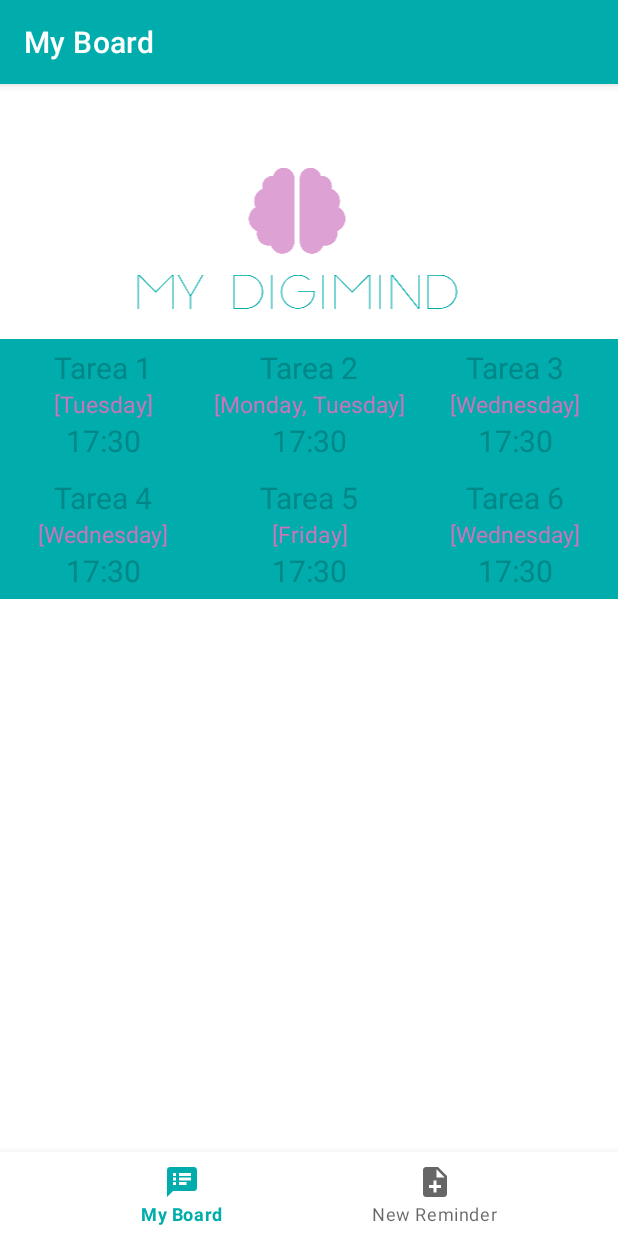
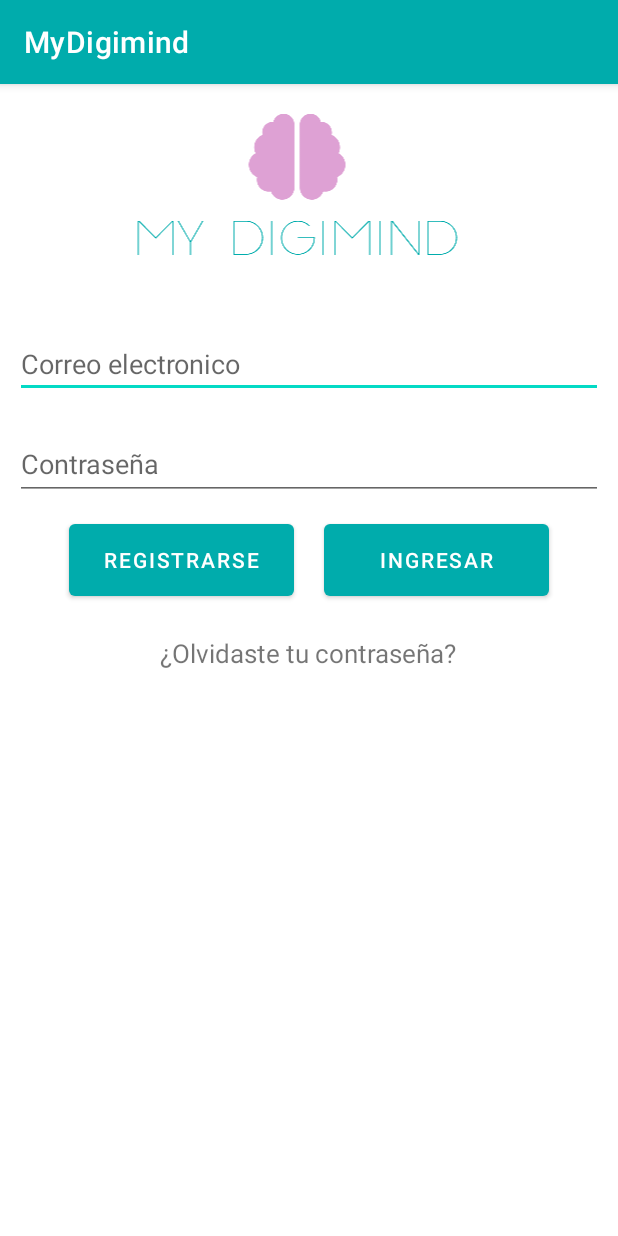
Before and after one commit to MiguelSanez/Digimind, an Android app: the screen it shows after launch (MainActivity before the commit, LoginActivity after it), on a phone screen of 412 x 824 dp. Run offline under Robolectric (Android 15) with nearby library versions, the phone set to English and light mode, and no system bars; our stand-ins replace Firebase (no records; nobody signed in at launch, a user with empty details on screens opened directly).

Commit message:
Digimind firebase-login

```diff
--- a/app/build.gradle
+++ b/app/build.gradle
@@ -2,6 +2,7 @@ plugins {
     id 'com.android.application'
     id 'org.jetbrains.kotlin.android'
     id 'kotlin-android-extensions'
+    id 'com.google.gms.google-services'
 }
 
 android {
@@ -45,6 +46,9 @@ dependencies {
     implementation 'androidx.lifecycle:lifecycle-viewmodel-ktx:2.3.1'
     implementation 'androidx.navigation:navigation-fragment-ktx:2.4.0'
     implementation 'androidx.navigation:navigation-ui-ktx:2.4.0'
+    implementation 'com.google.firebase:firebase-auth-ktx:21.0.3'
+    implementation platform('com.google.firebase:firebase-bom:29.3.1')
+    implementation 'com.google.firebase:firebase-auth-ktx'
     testImplementation 'junit:junit:4.13.2'
     androidTestImplementation 'androidx.test.ext:junit:1.1.3'
     androidTestImplementation 'androidx.test.espresso:espresso-core:3.4.0'
--- /dev/null
+++ b/app/src/main/java/sanez/miguel/mydigimind/LoginActivity.kt
@@ -0,0 +1,60 @@
+package sanez.miguel.mydigimind
+
+import android.content.Intent
+import androidx.appcompat.app.AppCompatActivity
+import android.os.Bundle
+import android.widget.Toast
+import com.google.firebase.auth.FirebaseAuth
+import kotlinx.android.synthetic.main.activity_login.*
+
+class LoginActivity : AppCompatActivity() {
+    private lateinit var auth: FirebaseAuth
+    override fun onCreate(savedInstanceState: Bundle?) {
+        super.onCreate(savedInstanceState)
+        setContentView(R.layout.activity_login)
+        auth = FirebaseAuth.getInstance()
+        btn_registrar.setOnClickListener {
+            val intent: Intent = Intent(this, RegistroActivity::class.java)
+            startActivity(intent)
+        }
+
+        btn_ingresar.setOnClickListener {
+            validaIngreso()
+        }
+
+        btn_contrasena.setOnClickListener{
+            val intent: Intent = Intent(this, ContrasenaActivity::class.java)
+            startActivity(intent)
+        }
+
+
+    }
+
+    fun validaIngreso(){
+        var correo = et_correo.text.toString().trim()
+        var password = et_contraseña.text.toString()
+        if(!correo.isNullOrBlank() && !password.isNullOrBlank()){
+            ingresar(correo, password)
+        }else{
+            Toast.makeText(this,"Ingrese datos en los campos de texto", Toast.LENGTH_SHORT).show()
+        }
+    }
+
+    private fun ingresar(email:String,password:String){
+        auth.signInWithEmailAndPassword(email, password)
+            .addOnCompleteListener(this) { task ->
+                if (task.isSuccessful) {
+                    val user = auth.currentUser
+                    val intent: Intent = Intent(this, MainActivity::class.java)
+                    intent.putExtra("user",user)
+                    startActivity(intent)
+
+
+                } else {
+                    Toast.makeText(baseContext, "Authentication failed.",
+                        Toast.LENGTH_SHORT).show()
+                }
+            }
+
+    }
+}
--- /dev/null
+++ b/app/src/main/res/layout/activity_login.xml
@@ -0,0 +1,65 @@
+<?xml version="1.0" encoding="utf-8"?>
+<LinearLayout xmlns:android="http://schemas.android.com/apk/res/android"
+    xmlns:app="http://schemas.android.com/apk/res-auto"
+    xmlns:tools="http://schemas.android.com/tools"
+    android:layout_width="match_parent"
+    android:layout_height="match_parent"
+    android:orientation="vertical"
+    tools:context=".LoginActivity">
+
+    <ImageView
+        android:layout_width="match_parent"
+        android:layout_height="wrap_content"
+        android:layout_marginVertical="20dp"
+        android:src="@drawable/logobrain"
+        tools:ignore="ImageContrastCheck" />
+    <LinearLayout
+        android:layout_width="match_parent"
+        android:layout_height="wrap_content"
+        android:layout_margin="10dp"
+        android:orientation="vertical">
+        <EditText
+            android:layout_marginVertical="10dp"
+            android:id="@+id/et_correo"
+            android:layout_width="match_parent"
+            android:layout_height="wrap_content"
+            android:hint="Correo electronico"
+            tools:ignore="TouchTargetSizeCheck"
+            android:inputType="text" />
+        <EditText
+            android:layout_marginVertical="10dp"
+            android:id="@+id/et_contraseña"
+            android:layout_width="match_parent"
+            android:layout_height="wrap_content"
+            android:ems="10"
+            android:inputType="textPassword"
+            android:hint="Contraseña"
+            android:minHeight="48dp" />
+        <LinearLayout
+            android:layout_width="match_parent"
+            android:layout_height="wrap_content"
+            android:orientation="horizontal"
+            android:gravity="center_horizontal">
+            <Button
+                android:id="@+id/btn_registrar"
+                android:layout_width="150dp"
+                android:layout_height="60dp"
+                android:layout_marginHorizontal="10dp"
+                android:text="Registrarse"/>
+            <Button
+                android:id="@+id/btn_ingresar"
+                android:layout_width="150dp"
+                android:layout_height="60dp"
+                android:layout_marginHorizontal="10dp"
+                android:text="Ingresar"/>
+        </LinearLayout>
+        <TextView
+            android:id="@+id/btn_contrasena"
+            android:layout_width="wrap_content"
+            android:layout_height="match_parent"
+            android:layout_marginVertical="20dp"
+            android:textSize="17sp"
+            android:text="¿Olvidaste tu contraseña?"
+            android:layout_gravity="center_horizontal" />
+    </LinearLayout>
+</LinearLayout>
--- a/app/src/main/res/layout/fragment_dashboard.xml
+++ b/app/src/main/res/layout/fragment_dashboard.xml
@@ -154,5 +154,4 @@
             android:text="Save" />
 
     </ScrollView>
-
 </LinearLayout>
--- a/build.gradle
+++ b/build.gradle
@@ -1,4 +1,8 @@
-// Top-level build file where you can add configuration options common to all sub-projects/modules.
+buildscript {
+    dependencies {
+        classpath 'com.google.gms:google-services:4.3.10'
+    }
+}// Top-level build file where you can add configuration options common to all sub-projects/modules.
 plugins {
     id 'com.android.application' version '7.1.1' apply false
     id 'com.android.library' version '7.1.1' apply false
```
Also changed, not shown: app/src/main/AndroidManifest.xml (+13 -3 lines), app/src/main/java/sanez/miguel/mydigimind/ContrasenaActivity.kt (added, +37 -0 lines), app/src/main/java/sanez/miguel/mydigimind/RegistroActivity.kt (added, +58 -0 lines), app/src/main/res/layout/activity_contrasena.xml (added, +36 -0 lines), app/src/main/res/layout/activity_registro.xml (added, +59 -0 lines), 1 other file.
